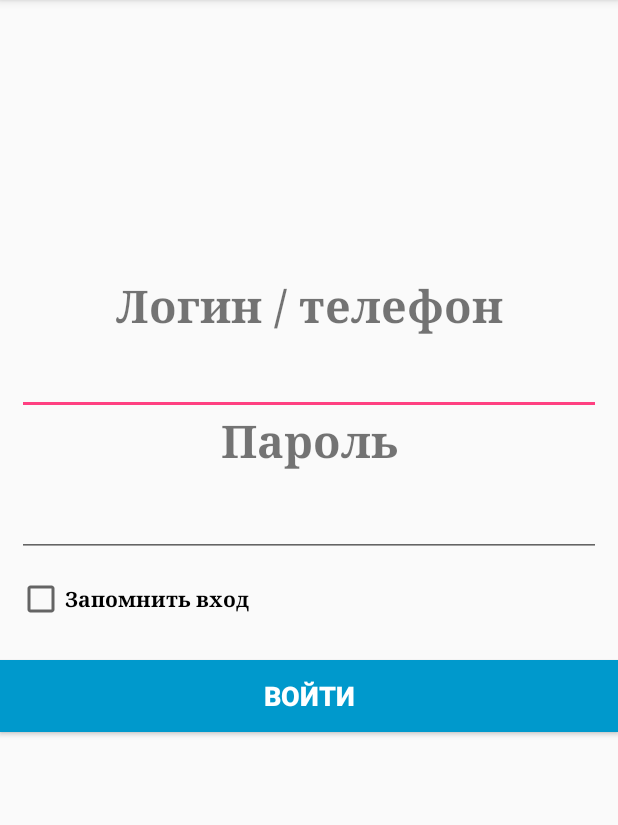
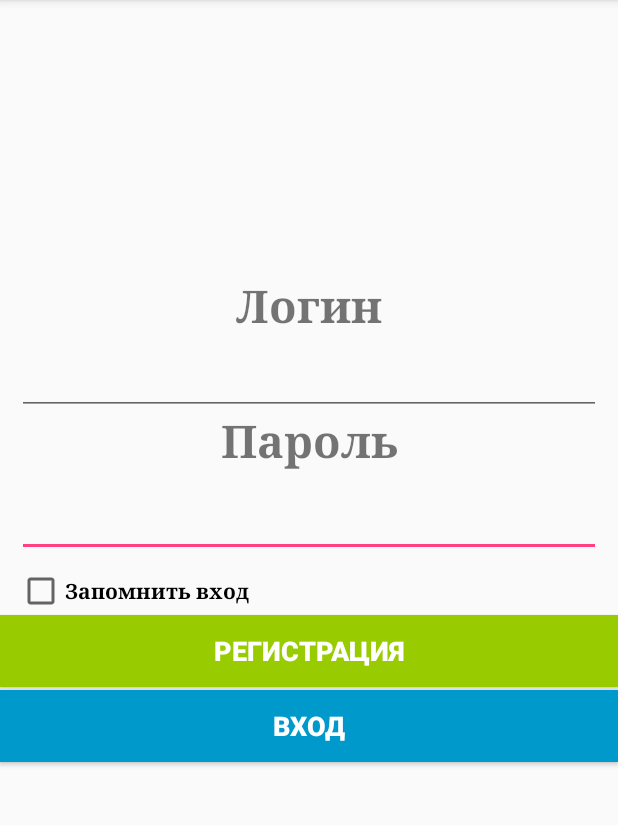
Before and after one commit to PopovVA/FindMe, an Android app: the screen it shows after launch (MainActivity), on a phone screen of 412 x 824 dp, the part 84-909 px from its top. Run offline under Robolectric (Android 15) with nearby library versions, the phone set to English and light mode, and no system bars.

Commit message:
add are reg button

```diff
--- a/app/src/main/java/popovvad/findme/MainActivity.java
+++ b/app/src/main/java/popovvad/findme/MainActivity.java
@@ -9,6 +9,7 @@ import android.widget.Button;
 public class MainActivity extends AppCompatActivity implements View.OnClickListener {
 
     Button login_button;
+    Button reg_button;
 
     @Override
     protected void onCreate(Bundle savedInstanceState) {
@@ -17,14 +18,21 @@ public class MainActivity extends AppCompatActivity implements View.OnClickListe
 
         login_button = (Button) findViewById(R.id.login_button);
         login_button.setOnClickListener(this);
+
+        reg_button = (Button) findViewById(R.id.reg_button);
+        reg_button.setOnClickListener(this);
     }
 
     @Override
     public void onClick(View v) {
         switch (v.getId()) {
             case R.id.login_button:
-                Intent intent = new Intent(this, MapActivity.class);
-                startActivity(intent);
+                Intent intentLog = new Intent(this, MapActivity.class);
+                startActivity(intentLog);
+                break;
+            case R.id.reg_button:
+                Intent intentReg = new Intent(this, MapActivity.class);
+                startActivity(intentReg);
                 break;
             default:
                 break;
--- a/app/src/main/res/layout-land/authorization.xml
+++ b/app/src/main/res/layout-land/authorization.xml
@@ -2,18 +2,17 @@
 <LinearLayout xmlns:android="http://schemas.android.com/apk/res/android"
     android:orientation="vertical" android:layout_width="match_parent"
     android:layout_height="match_parent">
-
     <TextView
         android:id="@+id/login_user_text"
         android:layout_width="match_parent"
         android:layout_height="wrap_content"
         android:fontFamily="sans-serif"
-        android:text="Логин / телефон"
+        android:text="Логин"
         android:textAlignment="center"
         android:textSize="30sp"
         android:textStyle="bold"
         android:typeface="serif"
-        android:layout_marginTop="30dp"/>
+        android:layout_marginTop="15dp"/>
 
     <EditText
         android:id="@+id/login_user"
@@ -52,6 +51,17 @@
         android:typeface="serif" />
 
     <Button
+        android:id="@+id/reg_button"
+        android:layout_width="match_parent"
+        android:layout_height="wrap_content"
+        android:background="@android:color/holo_green_light"
+        android:text="Регистрация"
+        android:textAlignment="center"
+        android:textColor="@android:color/background_light"
+        android:textSize="18sp"
+        android:textStyle="bold" />
+
+    <Button
         android:id="@+id/login_button"
         android:layout_width="match_parent"
         android:layout_height="wrap_content"
--- a/app/src/main/res/layout-port/authorization.xml
+++ b/app/src/main/res/layout-port/authorization.xml
@@ -2,32 +2,21 @@
 <LinearLayout xmlns:android="http://schemas.android.com/apk/res/android"
     android:orientation="vertical" android:layout_width="match_parent"
     android:layout_height="match_parent">
+
 
     <FrameLayout
         android:layout_width="match_parent"
         android:layout_height="match_parent"
         android:layout_gravity="center">
 
-        <EditText
-            android:id="@+id/login_user"
-            android:layout_width="match_parent"
-            android:layout_height="wrap_content"
-            android:layout_gravity="center"
-            android:layout_marginBottom="130dp"
-            android:layout_marginLeft="5pt"
-            android:layout_marginRight="5pt"
-            android:ems="10"
-            android:inputType="phone"
-            android:textSize="18sp" />
-
         <Button
             android:id="@+id/login_button"
             android:layout_width="match_parent"
             android:layout_height="wrap_content"
             android:layout_gravity="center"
-            android:layout_marginTop="80dp"
+            android:layout_marginTop="100dp"
             android:background="@android:color/holo_blue_dark"
-            android:text="Войти"
+            android:text="Вход"
             android:textAlignment="center"
             android:textColor="@android:color/background_light"
             android:textSize="18sp"
@@ -39,7 +28,7 @@
             android:layout_height="wrap_content"
             android:layout_gravity="center"
             android:layout_marginBottom="180dp"
-            android:text="Логин / телефон"
+            android:text="Логин"
             android:textAlignment="center"
             android:textSize="30sp"
             android:textStyle="bold"
@@ -50,9 +39,9 @@
             android:layout_width="match_parent"
             android:layout_height="wrap_content"
             android:layout_gravity="center"
-            android:layout_marginTop="15dp"
             android:layout_marginLeft="5pt"
             android:layout_marginRight="5pt"
+            android:layout_marginTop="10dp"
             android:text="Запомнить вход"
             android:textStyle="bold"
             android:typeface="serif" />
@@ -81,6 +70,32 @@
             android:ems="10"
             android:inputType="numberPassword"
             android:textSize="18sp" />
+
+        <EditText
+            android:id="@+id/login_user"
+            android:layout_width="match_parent"
+            android:layout_height="wrap_content"
+            android:layout_gravity="center"
+            android:layout_marginBottom="130dp"
+            android:layout_marginLeft="5pt"
+            android:layout_marginRight="5pt"
+            android:ems="10"
+            android:inputType="phone"
+            android:textSize="18sp" />
+
+        <Button
+            android:id="@+id/reg_button"
+            android:layout_width="match_parent"
+            android:layout_height="wrap_content"
+            android:layout_gravity="center"
+            android:layout_marginTop="50dp"
+            android:background="@android:color/holo_green_light"
+            android:text="Регистрация"
+            android:textAlignment="center"
+            android:textColor="@android:color/background_light"
+            android:textSize="18sp"
+            android:textStyle="bold" />
+
     </FrameLayout>
 
 </LinearLayout>
```
